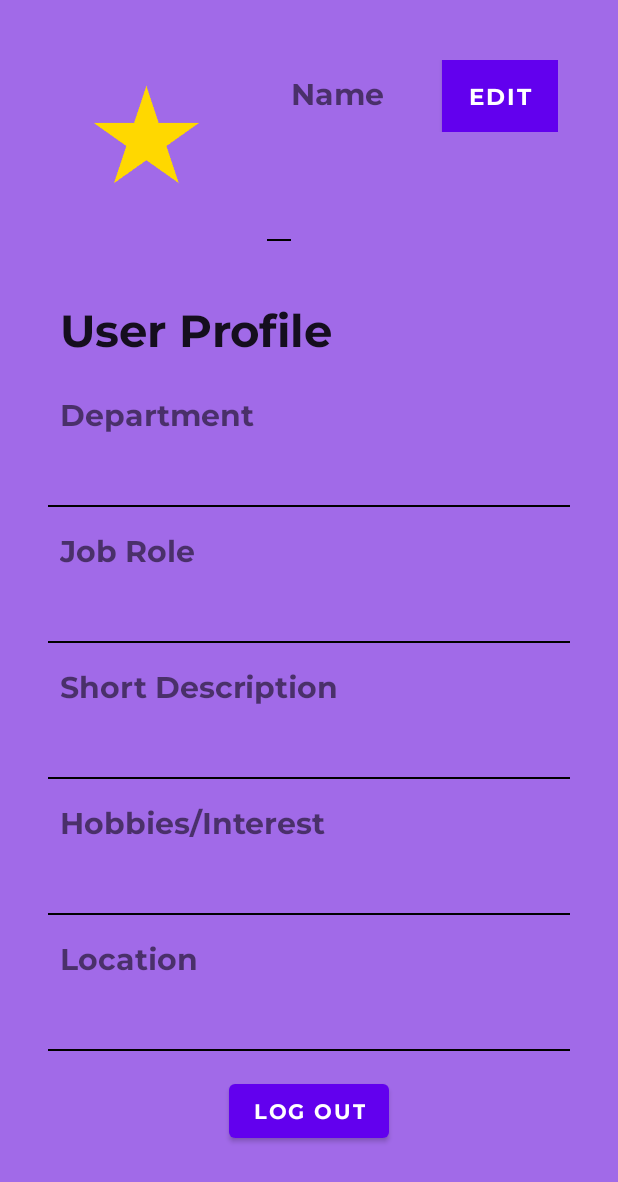
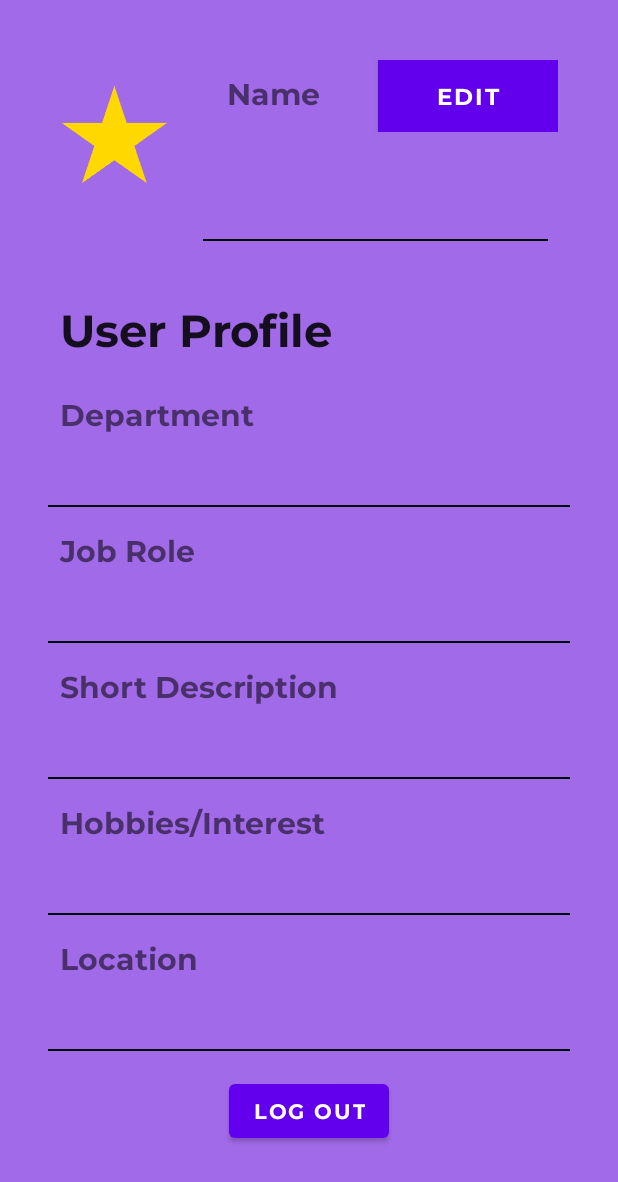
Before and after one commit to wilfredNJH/LunchConnect, an Android app: the ProfileActivity screen opened directly, with no data from a screen before it, after a tap on "SAVE", on a phone screen of 412 x 824 dp. Shown: the top 1182 px of the screen. Run offline under Robolectric (Android 15) with nearby library versions, the light colour scheme and no system bars; libraries missing offline, so code that uses them is left out: com.amplifyframework.api, com.amplifyframework.core; 8 statements that could not run were skipped; 1 other tap on this screen came first.

Commit message:
change profile

```diff
--- a/app/src/main/java/com/example/lunchconnect/ProfileActivity.kt
+++ b/app/src/main/java/com/example/lunchconnect/ProfileActivity.kt
@@ -80,11 +80,11 @@ class ProfileActivity : AppCompatActivity() {
         }
 
 
-//        if(isEdit){
-//            loadData()
-//        }else{
-//            loadDataInit()
-//        }
+        if(isEdit){
+            loadData()
+        }else{
+            loadDataInit()
+        }
 
 
         // Set click listener for switch button
@@ -92,7 +92,7 @@ class ProfileActivity : AppCompatActivity() {
             if (isEdit) {
                 // save data
                 Log.d("editt","entered")
-               // saveData()
+                saveData()
             }
             isEdit = !isEdit
             setLayout()
--- a/app/src/main/res/layout/activity_profile.xml
+++ b/app/src/main/res/layout/activity_profile.xml
@@ -69,7 +69,7 @@
                     </LinearLayout>
                 <TextView
                     android:id="@+id/nameProfile"
-                    android:layout_width="wrap_content"
+                    android:layout_width="230dp"
                     android:layout_height="wrap_content"
                     android:padding="8dp"
                     android:textSize="25sp"
```
